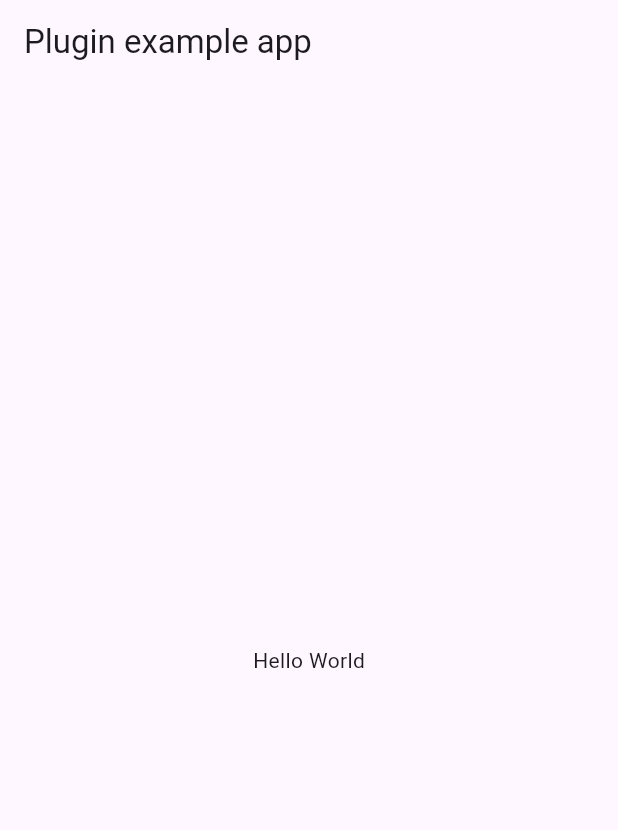
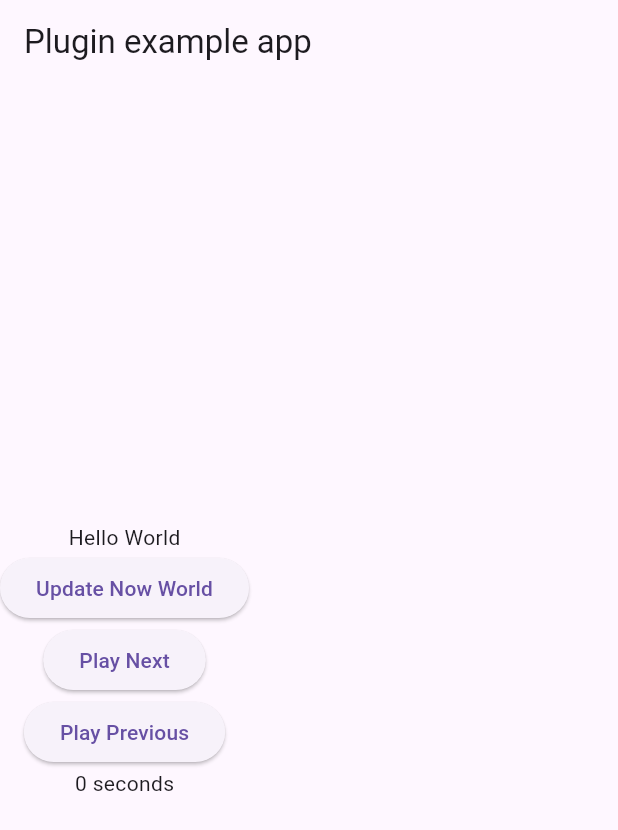
Before and after one commit to Deepidoo/now_playing, a Flutter app: the screen it shows after launch, on a phone screen of 412 x 824 dp. Shown: the top 830 px of the screen. Run offline on Flutter 3.47's test engine with Material 3 defaults, Android fonts, the phone set to English and light mode, and no system bars; our stand-ins replace just_audio.

```diff
--- a/example/lib/main.dart
+++ b/example/lib/main.dart
@@ -1,4 +1,5 @@
 import 'package:flutter/material.dart';
+import 'package:just_audio/just_audio.dart';
 import 'dart:async';
 import 'package:now_playing/now_playing_view.dart';
 
@@ -15,28 +16,66 @@ class MyApp extends StatefulWidget {
 
 class _MyAppState extends State<MyApp> {
   late Timer updateNowPlayingInfoTimer;
+  late AudioPlayer audioPlayer;
+  late AudioPlayer audioPlayer2;
+
+  List<String> songs = [
+    'https://www.learningcontainer.com/wp-content/uploads/2020/02/Kalimba.mp3',
+    'https://download.samplelib.com/mp3/sample-15s.mp3',
+    'https://download.samplelib.com/mp3/sample-12s.mp3',
+    'https://download.samplelib.com/mp3/sample-9s.mp3',
+    'https://download.samplelib.com/mp3/sample-6s.mp3',
+    'https://download.samplelib.com/mp3/sample-3s.mp3',
+  ];
+  List<String> songTitles = [
+    'Kalimba',
+    'Sample 15s',
+    'Sample 12s',
+    'Sample 9s',
+    'Sample 6s',
+    'Sample 3s',
+  ];
+  List<String> songArtists = [
+    'Kalimba',
+    'Artist 15s',
+    'Artist 12s',
+    'Artist 9s',
+    'Artist 6s',
+    'Artist 3s',
+  ];
+  List<String> songImages = [
+    'https://example.com/image.jpg',
+    'https://example.com/image.jpg',
+    'https://example.com/image.jpg',
+    'https://example.com/image.jpg',
+    'https://example.com/image.jpg',
+    'https://example.com/image.jpg',
+  ];
+  int currentSongIndex = 0;
 
   @override
   void initState() {
     super.initState();
+    audioPlayer = AudioPlayer();
+    audioPlayer2 = AudioPlayer();
     NowPlayingView.instance.initialize(
-      onPlay: () => print('Play'),
-      onPause: () => print('Pause'),
-      onNextTrack: () => print('Next Track'),
-      onPreviousTrack: () => print('Previous Track'),
-      onSeek: (time) => print('Seek to $time'),
+      onPlay: () => audioPlayer.play(),
+      onPause: () => audioPlayer.pause(),
+      onNextTrack: () => playNext(),
+      onPreviousTrack: () => playPrevious(),
+      onSeek: (time) => audioPlayer.seek(Duration(seconds: time)),
     );
 
     updateNowPlayingInfoTimer = Timer.periodic(
       const Duration(seconds: 1),
       (timer) {
         NowPlayingView.instance.updateNowPlayingInfo(
-          title: 'Song Title',
-          artist: 'Artist Name',
+          title: songTitles[currentSongIndex],
+          artist: songArtists[currentSongIndex],
           duration: 300,
           currentTime: 150,
           playbackRate: 1.0,
-          imageUrl: 'https://example.com/image.jpg',
+          imageUrl: songImages[currentSongIndex],
         );
       },
     );
@@ -55,10 +94,57 @@ class _MyAppState extends State<MyApp> {
         appBar: AppBar(
           title: const Text('Plugin example app'),
         ),
-        body: const Center(
-          child: Text('Hello World'),
+        body: Column(
+          mainAxisAlignment: MainAxisAlignment.center,
+          children: [
+            const Text('Hello World'),
+            ElevatedButton(
+              onPressed: () => _startMusic(),
+              child: const Text('Update Now World'),
+            ),
+            ElevatedButton(
+              onPressed: () => playNext(),
+              child: const Text('Play Next'),
+            ),
+            ElevatedButton(
+              onPressed: () => playPrevious(),
+              child: const Text('Play Previous'),
+            ),
+            StreamBuilder<Duration>(
+                stream: audioPlayer.positionStream,
+                builder: (context, snapshot) {
+                  return Text(
+                    '${snapshot.data?.inSeconds ?? '0'} seconds',
+                  );
+                }),
+          ],
         ),
       ),
     );
   }
+
+  void _startMusic() {
+    audioPlayer
+        .setAudioSource(AudioSource.uri(Uri.parse(songs[currentSongIndex])));
+    audioPlayer.play();
+    audioPlayer2
+        .setAudioSource(AudioSource.uri(Uri.parse(songs[currentSongIndex])));
+    audioPlayer2.play();
+  }
+
+  void playNext() {
+    currentSongIndex++;
+    if (currentSongIndex >= songs.length) {
+      currentSongIndex = 0;
+    }
+    _startMusic();
+  }
+
+  void playPrevious() {
+    currentSongIndex--;
+    if (currentSongIndex < 0) {
+      currentSongIndex = songs.length - 1;
+    }
+    _startMusic();
+  }
 }
--- a/example/pubspec.yaml
+++ b/example/pubspec.yaml
@@ -2,7 +2,8 @@ name: now_playing_example
 description: "Demonstrates how to use the now_playing plugin."
 # The following line prevents the package from being accidentally published to
 # pub.dev using `flutter pub publish`. This is preferred for private packages.
-publish_to: 'none' # Remove this line if you wish to publish to pub.dev
+version: 0.0.1+1
+publish_to: "none" # Remove this line if you wish to publish to pub.dev
 
 environment:
   sdk: ^3.5.3
@@ -16,6 +17,7 @@ environment:
 dependencies:
   flutter:
     sdk: flutter
+  just_audio: ^0.9.46
 
   now_playing:
     # When depending on this package from a real application you should use:
@@ -47,7 +49,6 @@ dev_dependencies:
 
 # The following section is specific to Flutter packages.
 flutter:
-
   # The following line ensures that the Material Icons font is
   # included with your application, so that you can use the icons in
   # the material Icons class.
--- a/pubspec.yaml
+++ b/pubspec.yaml
@@ -1,4 +1,4 @@
-name: now_playing_view
+name: now_playing
 description: "A Flutter plugin for iOS that provides easy integration with Now Playing controls and information display."
 version: 0.0.5
 repository: https://github.com/deepidoo/now_playing
```
Also changed, not shown: example/pubspec.lock, 9 other files.
